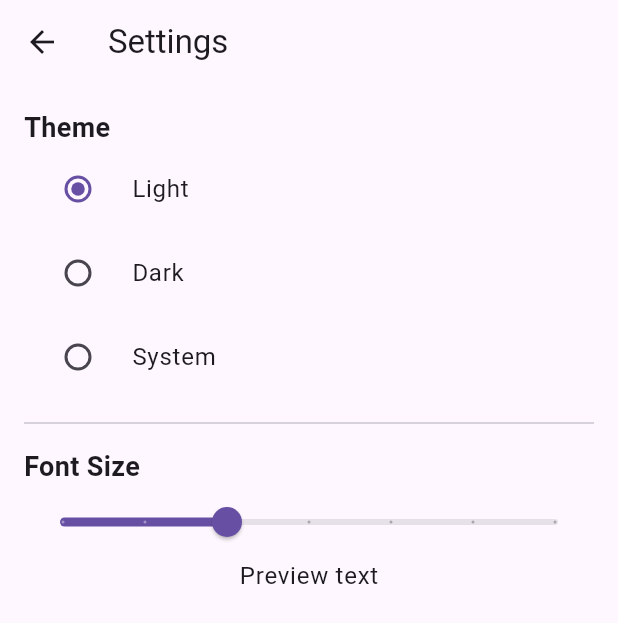
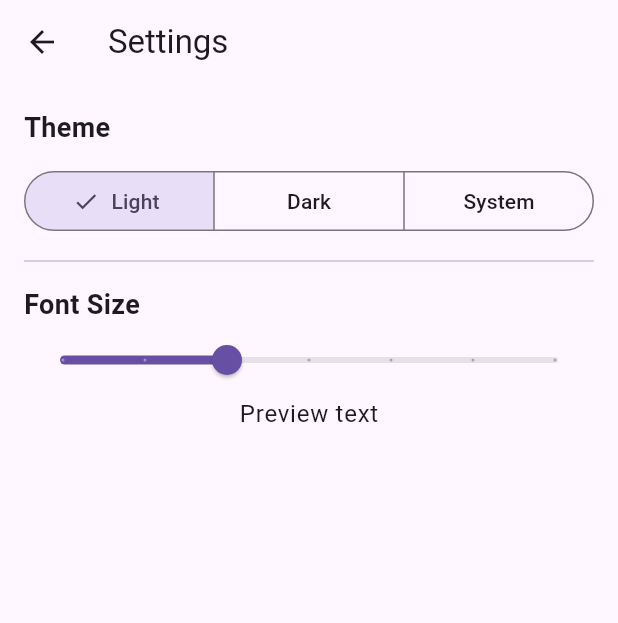
Before and after one commit to hammam-elsheikh/TrackIt, a Flutter app: the screen it shows after launch, in the side drawer, after a tap on "Settings", on a phone screen of 412 x 824 dp. Shown: the top 623 px of the screen. Run offline on Flutter 3.47's test engine with Material 3 defaults, Android fonts, the phone set to English and light mode, and no system bars; our stand-ins replace shared_preferences.

Commit message:
fixed some deprecated code

```diff
--- a/lib/screens/settings_screen.dart
+++ b/lib/screens/settings_screen.dart
@@ -20,25 +20,18 @@ class SettingsScreen extends StatelessWidget {
             style: TextStyle(fontSize: 18, fontWeight: FontWeight.bold),
           ),
 
-          RadioListTile<ThemeMode>(
-            value: ThemeMode.light,
-            groupValue: settings.themeMode,
-            title: const Text('Light'),
-            onChanged: settings.setThemeMode,
-          ),
+          const SizedBox(height: 12),
 
-          RadioListTile<ThemeMode>(
-            value: ThemeMode.dark,
-            groupValue: settings.themeMode,
-            title: const Text('Dark'),
-            onChanged: settings.setThemeMode,
-          ),
-
-          RadioListTile<ThemeMode>(
-            value: ThemeMode.system,
-            groupValue: settings.themeMode,
-            title: const Text('System'),
-            onChanged: settings.setThemeMode,
+          SegmentedButton<ThemeMode>(
+            segments: const [
+              ButtonSegment(value: ThemeMode.light, label: Text('Light')),
+              ButtonSegment(value: ThemeMode.dark, label: Text('Dark')),
+              ButtonSegment(value: ThemeMode.system, label: Text('System')),
+            ],
+            selected: {settings.themeMode},
+            onSelectionChanged: (selected) {
+              settings.setThemeMode(selected.first);
+            },
           ),
 
           const Divider(height: 32),
```
